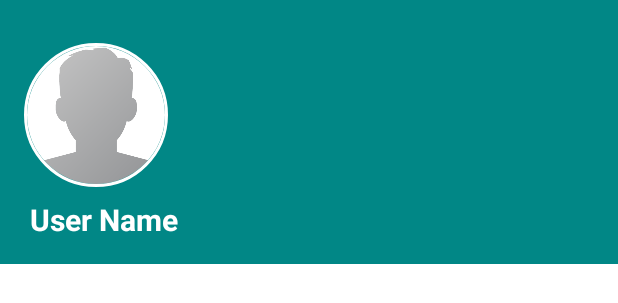
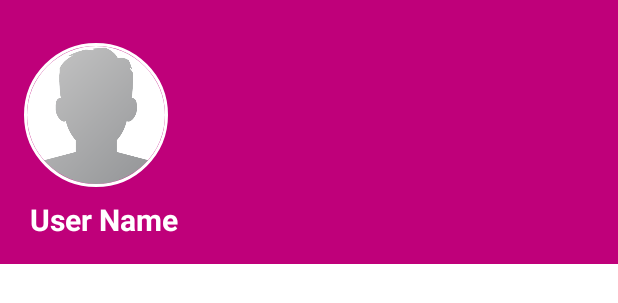
Before and after one commit to VibhushaSingappuli/CosmeticsStore, an Android app: the layout nav_header_main.xml on its own in the app's theme, with its tools: preview values and no code run, on a phone screen of 412 x 824 dp. Shown: the top 303 px of the screen. Run offline under Robolectric (Android 15) with nearby library versions, the phone set to English and light mode, and no system bars.

Commit message:
color nev header

```diff
--- a/app/src/main/res/layout/nav_header_main.xml
+++ b/app/src/main/res/layout/nav_header_main.xml
@@ -3,7 +3,7 @@
     xmlns:app="http://schemas.android.com/apk/res-auto"
     android:layout_width="match_parent"
     android:layout_height="@dimen/nav_header_height"
-    android:background="@color/teal_700"
+    android:background="@color/purple_500"
     android:gravity="bottom"
     android:orientation="vertical"
     android:paddingLeft="@dimen/activity_horizontal_margin"
```
